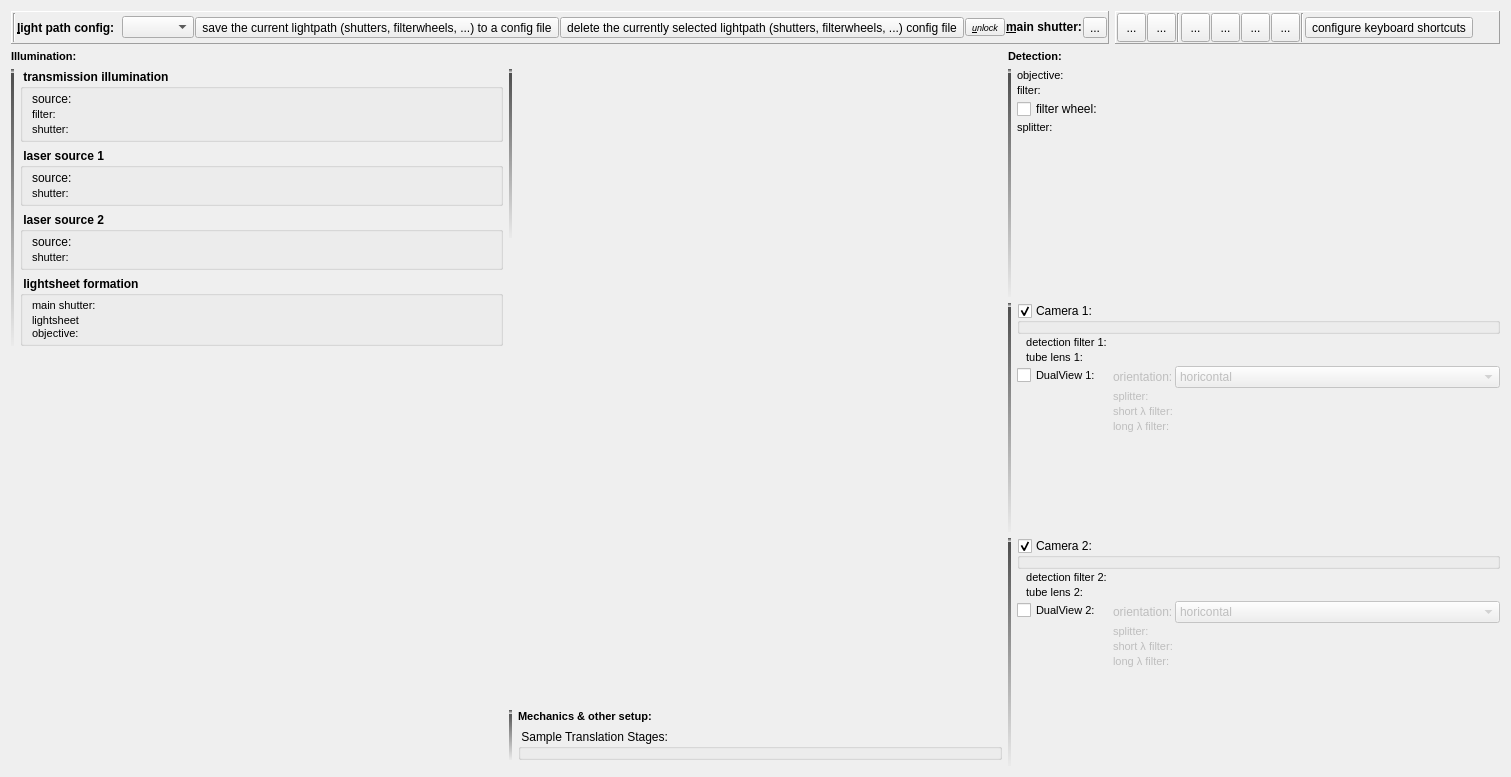
Above: plugins/spimb040/qfespimb040opticssetup.ui from jkriege2/QuickFit3 before the change. Below: the same form after it.
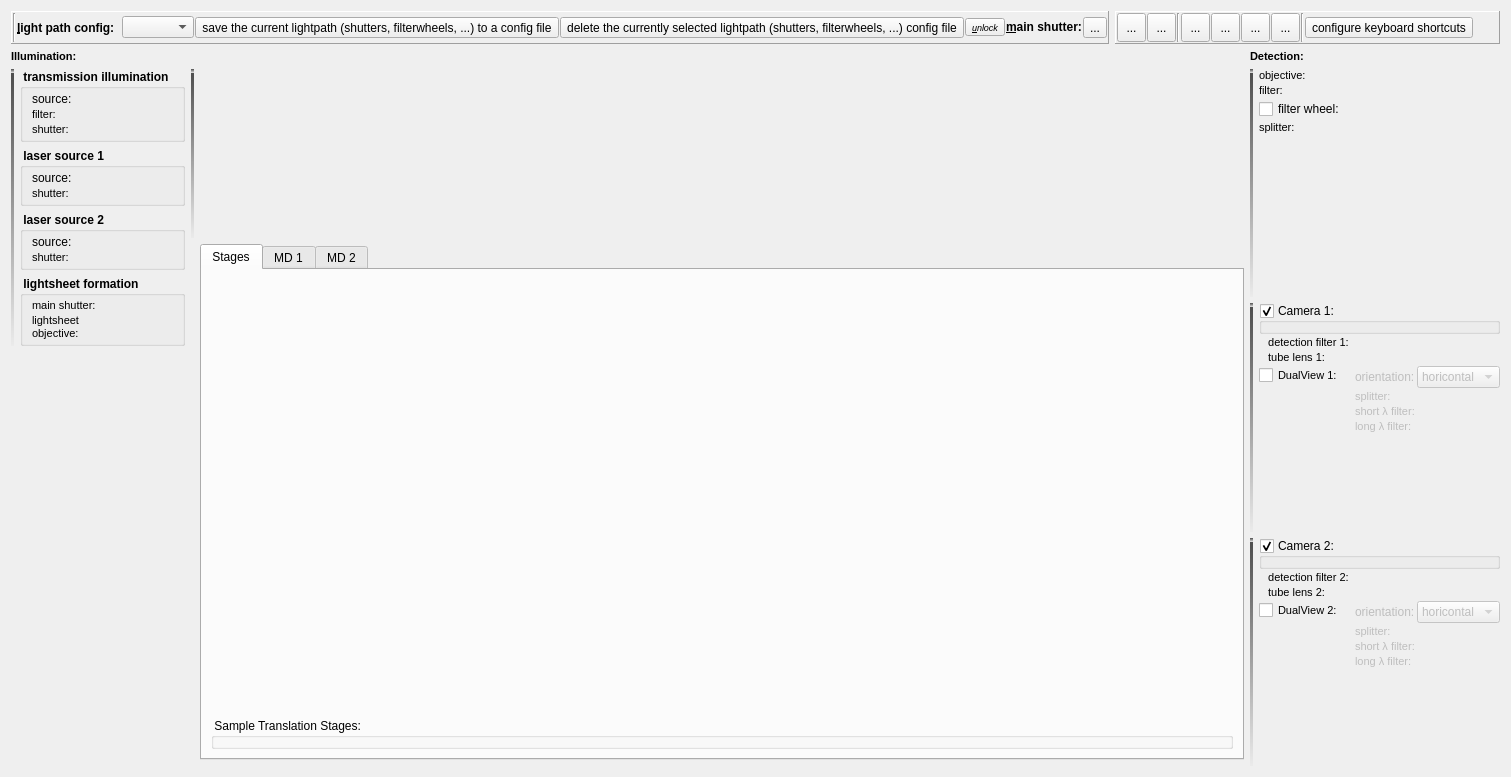
That is the form after the change. Icons and pictures are not drawn. Custom widgets are drawn as their Qt base class.

Commit message: QuickFit3/SPIMB040:   - added two MeasurementDevice tabs to optics setup   - added plugin meas_spadmeasurement to read the SPAD surveilance circuit

Diff of the .ui file:
```diff
--- a/plugins/spimb040/qfespimb040opticssetup.ui
+++ b/plugins/spimb040/qfespimb040opticssetup.ui
@@ -524,6 +524,66 @@
    </item>
    <item row="6" column="1">
     <layout class="QGridLayout" name="gridLayout_4">
+     <item row="1" column="1">
+      <widget class="QTabWidget" name="tabWidget">
+       <property name="currentIndex">
+        <number>0</number>
+       </property>
+       <widget class="QWidget" name="tab">
+        <attribute name="title">
+         <string>Stages</string>
+        </attribute>
+        <layout class="QGridLayout" name="gridLayout_5" rowstretch="0,0" columnstretch="0">
+         <item row="1" column="0">
+          <widget class="QFESPIMB040SampleStageConfig" name="stageSetup">
+           <property name="minimumSize">
+            <size>
+             <width>100</width>
+             <height>0</height>
+            </size>
+           </property>
+           <property name="title">
+            <string> Sample Translation Stages: </string>
+           </property>
+          </widget>
+         </item>
+         <item row="0" column="0">
+          <spacer name="verticalSpacer_2">
+           <property name="orientation">
+            <enum>Qt::Vertical</enum>
+           </property>
+           <property name="sizeHint" stdset="0">
+            <size>
+             <width>20</width>
+             <height>40</height>
+            </size>
+           </property>
+          </spacer>
+         </item>
+        </layout>
+       </widget>
+       <widget class="QWidget" name="tab_2">
+        <attribute name="title">
+         <string>MD 1</string>
+        </attribute>
+        <layout class="QVBoxLayout" name="verticalLayout_2">
+         <item>
+          <widget class="QFMeasurementDeviceConfigWidget" name="widMD1" native="true"/>
+         </item>
+        </layout>
+       </widget>
+       <widget class="QWidget" name="tab_3">
+        <attribute name="title">
+         <string>MD 2</string>
+        </attribute>
+        <layout class="QVBoxLayout" name="verticalLayout_3">
+         <item>
+          <widget class="QFMeasurementDeviceConfigWidget" name="widMD2" native="true"/>
+         </item>
+        </layout>
+       </widget>
+      </widget>
+     </item>
      <item row="0" column="1">
       <widget class="QLabel" name="image">
        <property name="sizePolicy">
@@ -549,20 +609,7 @@
        </property>
       </widget>
      </item>
-     <item row="1" column="1">
-      <spacer name="verticalSpacer_2">
-       <property name="orientation">
-        <enum>Qt::Vertical</enum>
-       </property>
-       <property name="sizeHint" stdset="0">
-        <size>
-         <width>20</width>
-         <height>40</height>
-        </size>
-       </property>
-      </spacer>
-     </item>
-     <item row="4" column="0">
+     <item row="2" column="0">
       <widget class="Line" name="line_6">
        <property name="styleSheet">
         <string notr="true">QFrame {
@@ -581,49 +628,6 @@
        </property>
       </widget>
      </item>
-     <item row="3" column="1">
-      <widget class="QFESPIMB040SampleStageConfig" name="stageSetup">
-       <property name="minimumSize">
-        <size>
-         <width>100</width>
-         <height>0</height>
-        </size>
-       </property>
-       <property name="title">
-        <string> Sample Translation Stages: </string>
-       </property>
-      </widget>
-     </item>
-     <item row="2" column="1">
-      <widget class="QLabel" name="label_11">
-       <property name="text">
-        <string>&lt;!DOCTYPE HTML PUBLIC &quot;-//W3C//DTD HTML 4.0//EN&quot; &quot;http://www.w3.org/TR/REC-html40/strict.dtd&quot;&gt;
-&lt;html&gt;&lt;head&gt;&lt;meta name=&quot;qrichtext&quot; content=&quot;1&quot; /&gt;&lt;style type=&quot;text/css&quot;&gt;
-p, li { white-space: pre-wrap; }
-&lt;/style&gt;&lt;/head&gt;&lt;body style=&quot; font-family:'MS Shell Dlg 2'; font-size:8.25pt; font-weight:400; font-style:normal;&quot;&gt;
-&lt;p style=&quot; margin-top:0px; margin-bottom:0px; margin-left:0px; margin-right:0px; -qt-block-indent:0; text-indent:0px;&quot;&gt;&lt;span style=&quot; font-size:8pt; font-weight:600;&quot;&gt;Mechanics &amp;amp; other setup:&lt;/span&gt;&lt;/p&gt;&lt;/body&gt;&lt;/html&gt;</string>
-       </property>
-      </widget>
-     </item>
-     <item row="2" column="0" rowspan="2">
-      <widget class="Line" name="line_9">
-       <property name="styleSheet">
-        <string notr="true">QFrame {
-  border: 4px solid grey;
-  border-color: qlineargradient(spread:pad, x1:0, y1:0, x2:0, y2:1, stop:0 rgba(75, 75, 75, 255), stop:1 rgba(235, 235, 235, 255));
-}</string>
-       </property>
-       <property name="frameShadow">
-        <enum>QFrame::Plain</enum>
-       </property>
-       <property name="lineWidth">
-        <number>3</number>
-       </property>
-       <property name="orientation">
-        <enum>Qt::Vertical</enum>
-       </property>
-      </widget>
-     </item>
      <item row="0" column="0">
       <widget class="Line" name="line_10">
        <property name="styleSheet">
@@ -1626,6 +1630,12 @@
     <slot>setReadOnly(bool)</slot>
    </slots>
   </customwidget>
+  <customwidget>
+   <class>QFMeasurementDeviceConfigWidget</class>
+   <extends>QWidget</extends>
+   <header>qfmeasurementdeviceconfigwidget.h</header>
+   <container>1</container>
+  </customwidget>
  </customwidgets>
  <tabstops>
   <tabstop>cmbLightpathConfig</tabstop>
```
The commit also changes 17 other files.
